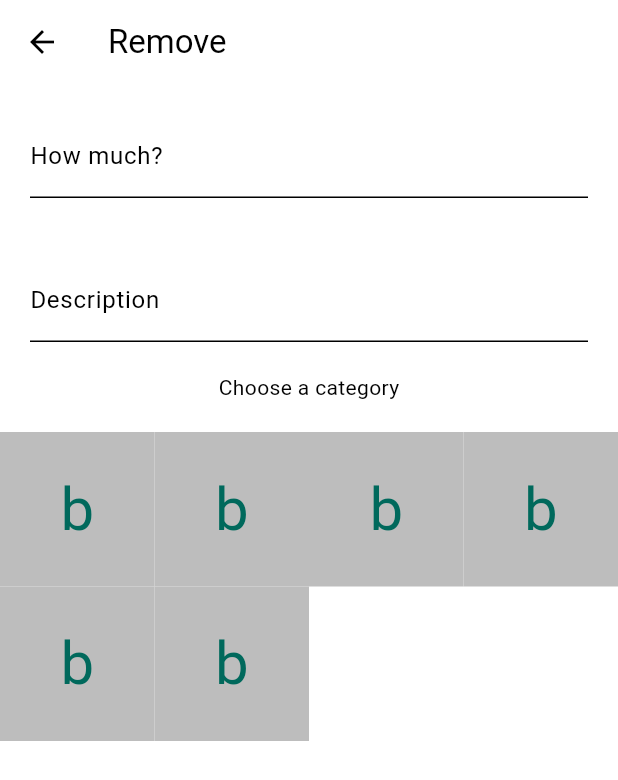
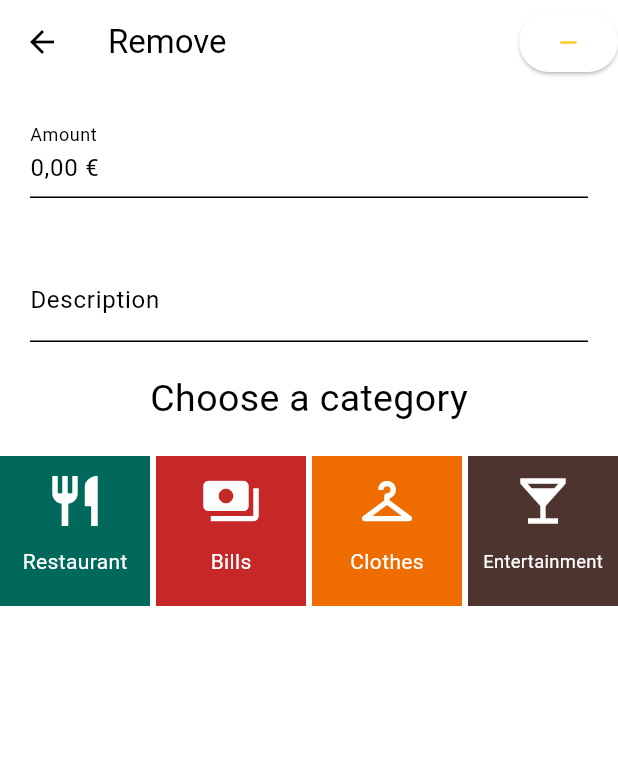
Before and after one commit to lucagaetani/money-up-down, a Flutter app: the screen it shows after launch, after a tap on the "remove" icon, on a phone screen of 412 x 824 dp. Shown: the top 780 px of the screen. Run offline on Flutter 3.47's test engine with Material 3 defaults, Android fonts, the phone set to English and light mode, and no system bars; our stand-ins replace currency_text_input_formatter.

Commit message:
Minor changes

```diff
--- a/frontend/lib/components/add_remove_page.dart
+++ b/frontend/lib/components/add_remove_page.dart
@@ -1,4 +1,7 @@
 import 'package:flutter/material.dart';
+import 'package:flutter/services.dart';
+import 'package:frontend/components/category.dart';
+import 'package:currency_text_input_formatter/currency_text_input_formatter.dart';
 
 class AddRemovePage extends StatefulWidget {
   final int valueAddOrRemove;
@@ -11,12 +14,28 @@ class AddRemovePage extends StatefulWidget {
 
 class _AddRemovePage extends State<AddRemovePage> {
   bool dark = true;
+  final CurrencyTextInputFormatter _formatter = CurrencyTextInputFormatter(
+    locale: 'eu',
+    decimalDigits: 2,
+    symbol: '€',
+  );
   @override
   Widget build(BuildContext context) {
 
     return Scaffold(
       appBar:
-        AppBar(title: Text((widget.valueAddOrRemove == 0) ? "Add" : "Remove")),
+        AppBar(
+          title: Text((widget.valueAddOrRemove == 0) ? "Add" : "Remove"),
+          actions: [
+            ElevatedButton(
+              style: ElevatedButton.styleFrom(),
+                onPressed: () {
+
+                },
+                child: widget.valueAddOrRemove == 0 ? Icon(Icons.add) : Icon(Icons.remove),
+            ),
+          ],
+        ),
       body: Column(
         children: [
           Padding(
@@ -24,8 +43,17 @@ class _AddRemovePage extends State<AddRemovePage> {
             child: TextFormField(
               decoration: const InputDecoration(
                 border: UnderlineInputBorder(),
-                labelText: 'How much?',
+                labelText: 'Amount',
               ),
+              inputFormatters: <TextInputFormatter>[
+                CurrencyTextInputFormatter(
+                  locale: 'eu',
+                  decimalDigits: 2,
+                  symbol: '€',
+                ),
+              ],
+              initialValue: _formatter.format('0.00'),
+              keyboardType: TextInputType.number,
             ),
           ),
           Padding(
@@ -37,71 +65,33 @@ class _AddRemovePage extends State<AddRemovePage> {
               ),
             ),
           ),
-          Text("Choose a category"),
+          Text("Choose a category", style: TextStyle(fontSize: 25),),
           SizedBox(height: 20),
           Expanded(
             child: GridView.count(
               crossAxisCount: 4,
+              crossAxisSpacing: 4,
+              mainAxisSpacing: 4,
               children: [
-                Container(
-                  decoration: BoxDecoration(
-                      shape: BoxShape.rectangle,
-                      color: Theme.of(context).colorScheme.secondary,
-                  ),
-                  child: Center(child:
-                      Text("b", style: TextStyle(color: Colors.teal[800], fontSize: 40),
-                    )
-                  ),
+                Category(
+                  title: "Restaurant",
+                  color: Colors.teal[800],
+                  icon: Icons.restaurant,
                 ),
-                Container(
-                  decoration: BoxDecoration(
-                      shape: BoxShape.rectangle,
-                      color: Theme.of(context).colorScheme.secondary,
-                  ),
-                  child: Center(child:
-                      Text("b", style: TextStyle(color: Colors.teal[800], fontSize: 40),
-                    )
-                  ),
+                Category(
+                  title: "Bills",
+                  color: Colors.red[800],
+                  icon: Icons.payments
                 ),
-                Container(
-                  decoration: BoxDecoration(
-                      shape: BoxShape.rectangle,
-                      color: Theme.of(context).colorScheme.secondary,
-                  ),
-                  child: Center(child:
-                      Text("b", style: TextStyle(color: Colors.teal[800], fontSize: 40),
-                    )
-                  ),
+                Category(
+                  title: "Clothes",
+                  color: Colors.orange[800],
+                  icon: Icons.checkroom,
                 ),
-                Container(
-                  decoration: BoxDecoration(
-                      shape: BoxShape.rectangle,
-                      color: Theme.of(context).colorScheme.secondary,
-                  ),
-                  child: Center(child:
-                      Text("b", style: TextStyle(color: Colors.teal[800], fontSize: 40),
-                    )
-                  ),
-                ),
-                Container(
-                  decoration: BoxDecoration(
-                      shape: BoxShape.rectangle,
-                      color: Theme.of(context).colorScheme.secondary,
-                  ),
-                  child: Center(child:
-                      Text("b", style: TextStyle(color: Colors.teal[800], fontSize: 40),
-                    )
-                  ),
-                ),
-                Container(
-                  decoration: BoxDecoration(
-                      shape: BoxShape.rectangle,
-                      color: Theme.of(context).colorScheme.secondary,
-                  ),
-                  child: Center(child:
-                      Text("b", style: TextStyle(color: Colors.teal[800], fontSize: 40),
-                    )
-                  ),
+                Category(
+                  title: "Entertainment",
+                  color: Colors.brown[800],
+                  icon: Icons.local_bar,
                 ),
               ],
             ),
--- /dev/null
+++ b/frontend/lib/components/category.dart
@@ -0,0 +1,45 @@
+import 'package:flutter/material.dart';
+
+class Category extends StatefulWidget {
+  final String title;
+  final Color? color;
+  final IconData? icon;
+
+  Category({required this.title, required this.color, required this.icon});
+
+  @override
+  State createState() => _Category();
+}
+
+class _Category extends State<Category> {
+
+  @override
+  Widget build(BuildContext context) {
+
+    return InkWell(
+      onTap: (){
+      },
+      child: Ink(
+        padding: EdgeInsets.all(10),
+        decoration: BoxDecoration(
+            shape: BoxShape.rectangle,
+            color: widget.color,
+        ),
+        child: Column(
+          children: [
+            Expanded(child: Icon(widget.icon, size: 40, color: Colors.white,)),
+            Expanded(
+              child: Center(child:
+                  FittedBox(
+                    fit: BoxFit.fitWidth,
+                    child: Text(widget.title, style: TextStyle(color: Colors.white),
+                                    ),
+                  )
+              ),
+            ),
+          ],
+        ),
+      ),
+    );
+  }
+}
--- a/frontend/lib/components/circle_money.dart
+++ b/frontend/lib/components/circle_money.dart
@@ -12,15 +12,19 @@ class _CircleMoney extends State<CircleMoney> {
 
     return Container(
       width: 220,
-      height: 180,
+      height: 220,
+      padding: EdgeInsets.all(10),
       decoration: BoxDecoration(
-          shape: BoxShape.rectangle,
+          shape: BoxShape.circle,
           color: Theme.of(context).colorScheme.secondary,
       ),
-      child: Center(child:
-          Text("b", style: TextStyle(color: Colors.teal[800], fontSize: 40),
-        )
-      ),
+      child: Center(
+        child:
+          FittedBox(
+            fit: BoxFit.fitWidth,
+            child: Text("10.999€", style: TextStyle(color: Theme.of(context).colorScheme.tertiary),)
+          ),
+        ),
     );
   }
 }
--- a/frontend/pubspec.yaml
+++ b/frontend/pubspec.yaml
@@ -12,8 +12,8 @@ dependencies:
   flutter:
     sdk: flutter
 
-  english_words: ^4.0.0
   provider: ^6.0.0
+  currency_text_input_formatter: ^2.1.13
 
 dev_dependencies:
   flutter_test:
```
Also changed, not shown: frontend/pubspec.lock.
